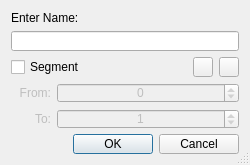
Qt form ui/dialogs/qaniminputdialog.ui (bhsingleton/poser) before a commit.
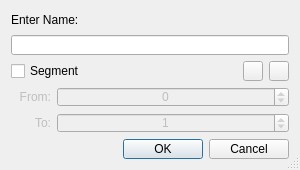
The same form after that commit. Icons and pictures are not drawn.

```diff
--- a/ui/dialogs/qaniminputdialog.ui
+++ b/ui/dialogs/qaniminputdialog.ui
@@ -6,14 +6,14 @@
    <rect>
     <x>0</x>
     <y>0</y>
-    <width>250</width>
-    <height>165</height>
+    <width>300</width>
+    <height>170</height>
    </rect>
   </property>
   <property name="minimumSize">
    <size>
-    <width>250</width>
-    <height>165</height>
+    <width>300</width>
+    <height>170</height>
    </size>
   </property>
   <property name="windowTitle">
@@ -91,7 +91,7 @@
       <item>
        <widget class="QCheckBox" name="segmentCheckBox">
         <property name="sizePolicy">
-         <sizepolicy hsizetype="Preferred" vsizetype="Fixed">
+         <sizepolicy hsizetype="Minimum" vsizetype="Fixed">
           <horstretch>0</horstretch>
           <verstretch>0</verstretch>
          </sizepolicy>
@@ -101,6 +101,19 @@
         </property>
        </widget>
       </item>
+      <item>
+       <spacer name="horizontalSpacer">
+        <property name="orientation">
+         <enum>Qt::Horizontal</enum>
+        </property>
+        <property name="sizeHint" stdset="0">
+         <size>
+          <width>40</width>
+          <height>20</height>
+         </size>
+        </property>
+       </spacer>
+      </item>
       <item>
        <widget class="QPushButton" name="animationRangePushButton">
         <property name="sizePolicy">
```
Left out of the diff: 8 changed lines with no effect on the pictures.
